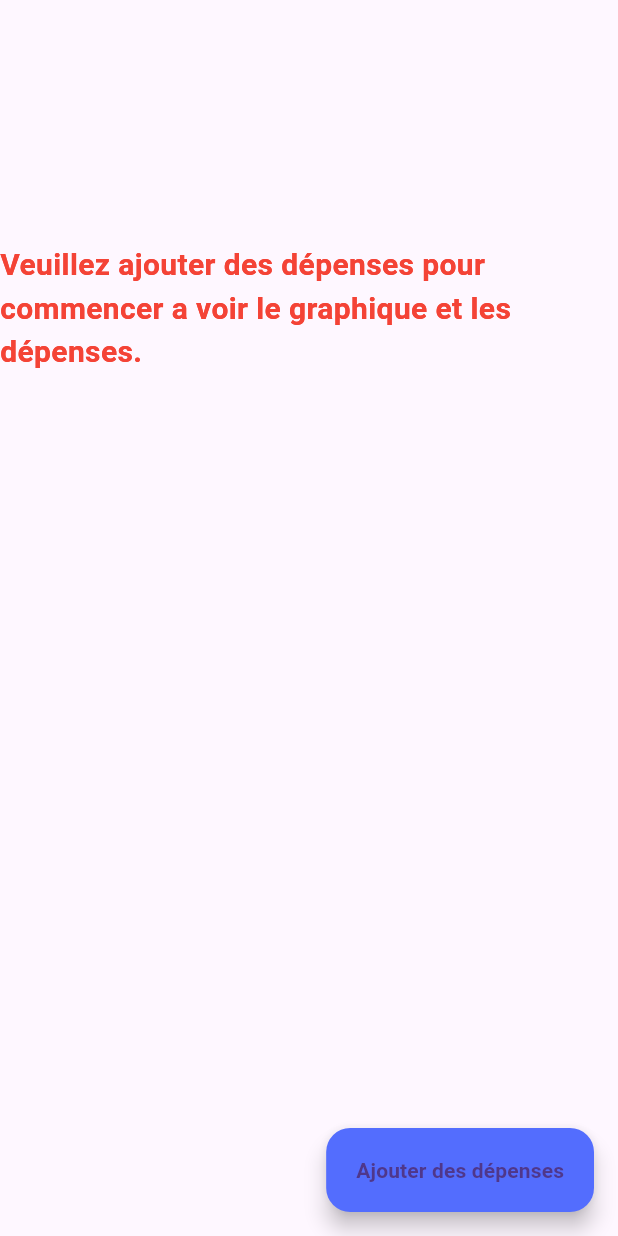
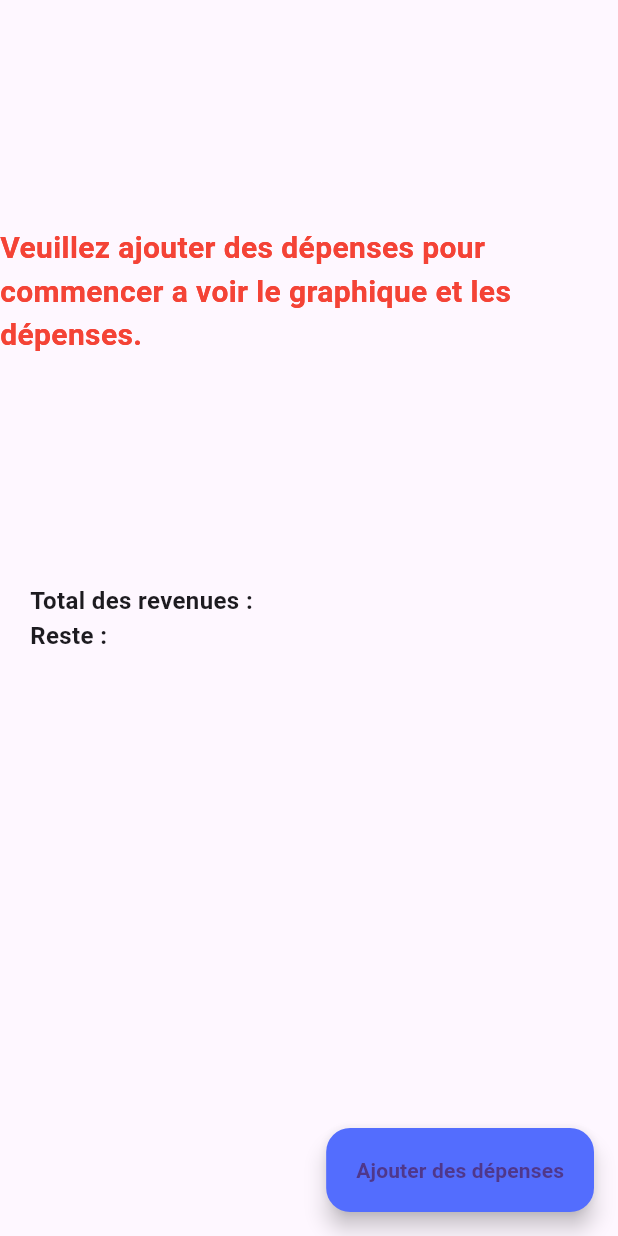
Before and after one commit to mdeport/budget_app, a Flutter app: the DepensePage screen opened directly, on a phone screen of 412 x 824 dp. Run offline on Flutter 3.47's test engine with Material 3 defaults, Android fonts, the phone set to English and light mode, and no system bars; our stand-ins replace cloud_firestore, firebase_auth, firebase_core, font_awesome_flutter, google_fonts, syncfusion_flutter_charts; missing offline and left inert: flutter_material_color_picker; accounts and stored records are empty.

Commit message:
ajout du text total des revenue et reste en dessous du graphique

```diff
--- a/lib/pages/page-contenue-app/page-budget/page-budget-principal.dart
+++ b/lib/pages/page-contenue-app/page-budget/page-budget-principal.dart
@@ -292,6 +292,26 @@ class _DepensePageState extends State<DepensePage> {
               },
             ),
           ),
+          const Padding(
+            padding: EdgeInsets.only(left: 20.0),
+            child: Text(
+              'Total des revenues :',
+              style: TextStyle(
+                fontSize: 16,
+                fontWeight: FontWeight.bold,
+              ),
+            ),
+          ),
+          const Padding(
+            padding: EdgeInsets.only(left: 20.0),
+            child: Text(
+              'Reste :',
+              style: TextStyle(
+                fontSize: 16,
+                fontWeight: FontWeight.bold,
+              ),
+            ),
+          ),
           Expanded(
             child: SizedBox(
               child: FutureBuilder<List<RechercheDepense>>(
```
Also changed, not shown: lib/base-de-donnees/list-icon.dart (added).
